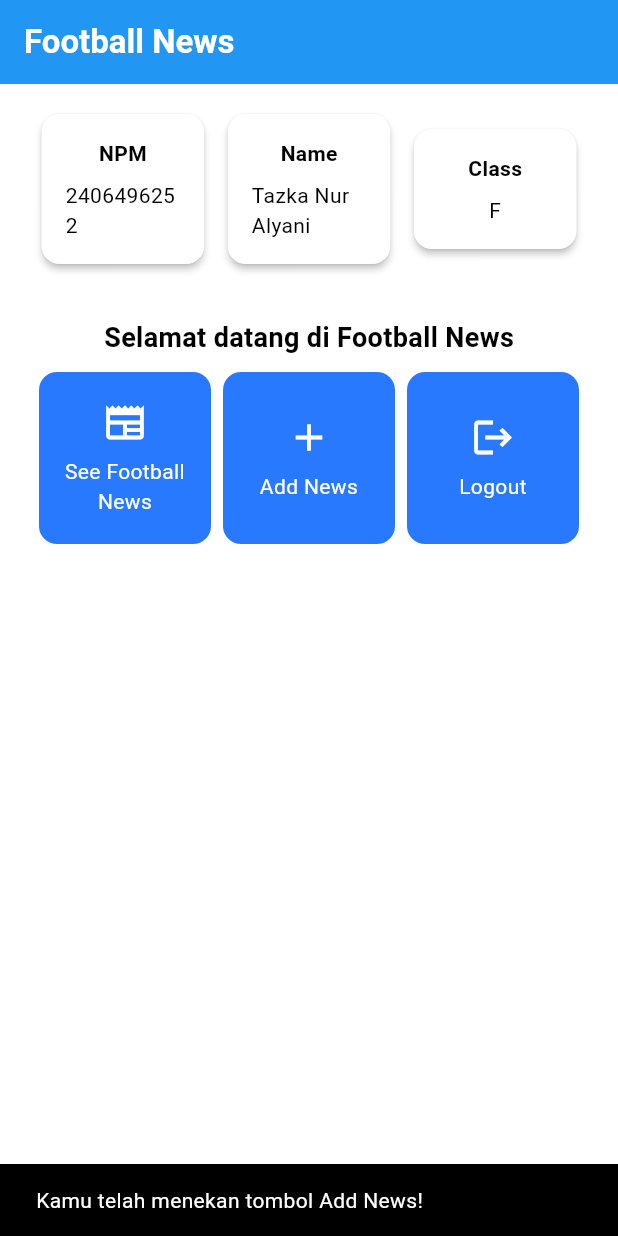
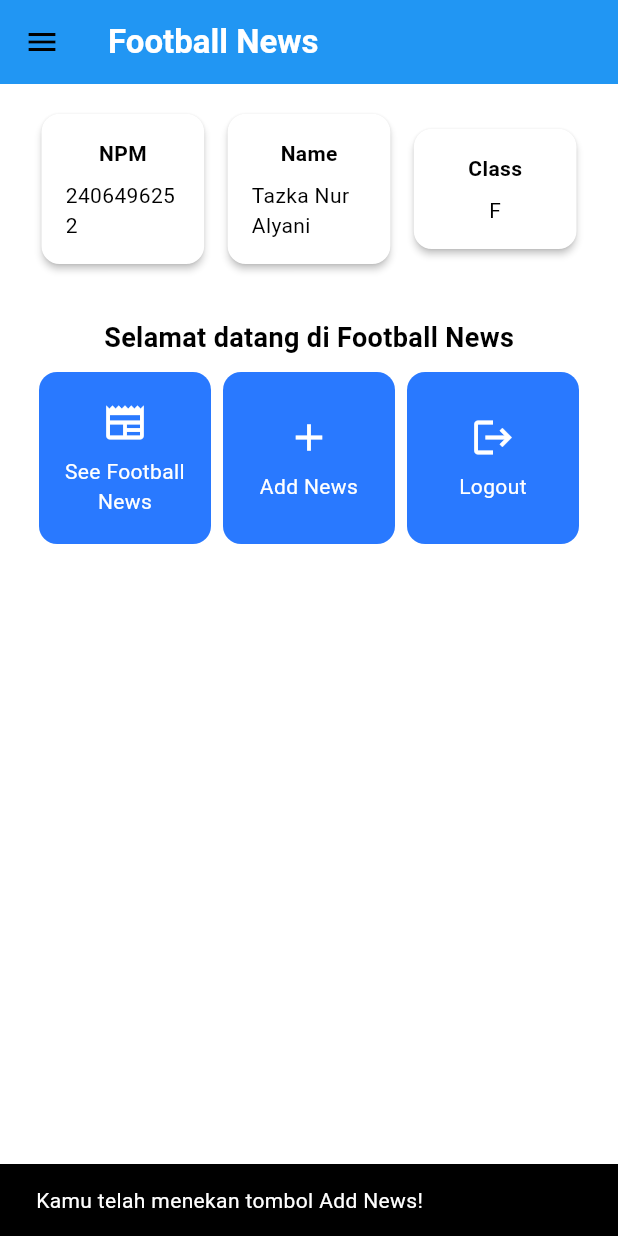
Before and after one commit to tazkiaalyani/football-news-mobile, a Flutter app: the screen it shows after launch, after a tap on "Add News", on a phone screen of 412 x 824 dp. Run offline on Flutter 3.47's test engine with Material 3 defaults, Android fonts, the phone set to English and light mode, and no system bars.

Commit message:
Tutorial 7 selesai

```diff
--- a/lib/main.dart
+++ b/lib/main.dart
@@ -1,5 +1,5 @@
 import 'package:flutter/material.dart';
-import 'package:football_news/menu.dart';
+import 'package:football_news/screens/menu.dart';
 
 void main() {
   runApp(const MyApp());
--- a/lib/menu.dart
+++ b/lib/screens/menu.dart
@@ -1,4 +1,6 @@
 import 'package:flutter/material.dart';
+import 'package:football_news/widgets/left_drawer.dart';
+import 'package:football_news/widgets/news_card.dart';
 
 class ItemHomepage {
   final String name;
@@ -37,49 +39,7 @@ class InfoCard extends StatelessWidget {
   }
 }
 
-class ItemCard extends StatelessWidget {
-  final ItemHomepage item;
 
-  const ItemCard(this.item, {super.key});
-
-  @override
-  Widget build(BuildContext context) {
-    return Material(
-      color: Theme.of(context).colorScheme.secondary,
-      borderRadius: BorderRadius.circular(12),
-      child: InkWell(
-        onTap: () {
-          ScaffoldMessenger.of(context)
-            ..hideCurrentSnackBar()
-            ..showSnackBar(
-              SnackBar(content: Text("Kamu telah menekan tombol ${item.name}!")),
-            );
-        },
-        child: Container(
-          padding: const EdgeInsets.all(8),
-          child: Center(
-            child: Column(
-              mainAxisAlignment: MainAxisAlignment.center,
-              children: [
-                Icon(
-                  item.icon,
-                  color: Colors.white,
-                  size: 30.0,
-                ),
-                const SizedBox(height: 8.0),
-                Text(
-                  item.name,
-                  textAlign: TextAlign.center,
-                  style: const TextStyle(color: Colors.white),
-                ),
-              ],
-            ),
-          ),
-        ),
-      ),
-    );
-  }
-}
 
 class MyHomePage extends StatelessWidget {
   MyHomePage({super.key});
@@ -100,6 +60,7 @@ class MyHomePage extends StatelessWidget {
   Widget build(BuildContext context) {
     return Scaffold(
       appBar: AppBar(
+        // Judul aplikasi "Football News" dengan teks putih dan tebal.
         title: const Text(
           'Football News',
           style: TextStyle(
@@ -107,8 +68,10 @@ class MyHomePage extends StatelessWidget {
             fontWeight: FontWeight.bold,
           ),
         ),
+        // Warna latar belakang AppBar diambil dari skema warna tema aplikasi.
         backgroundColor: Theme.of(context).colorScheme.primary,
       ),
+      drawer: LeftDrawer(),
 
 
       body: Padding(
--- /dev/null
+++ b/lib/widgets/left_drawer.dart
@@ -0,0 +1,75 @@
+import 'package:flutter/material.dart';
+import 'package:football_news/screens/menu.dart';
+import 'package:football_news/screens/newslist_form.dart';
+
+// TODO: Impor halaman NewsFormPage jika sudah dibuat
+
+class LeftDrawer extends StatelessWidget {
+  const LeftDrawer({super.key});
+
+  @override
+  Widget build(BuildContext context) {
+    return Drawer(
+      child: ListView(
+        children: [
+          const DrawerHeader(
+            // TODO: Bagian drawer header
+      decoration: BoxDecoration(
+      color: Colors.blue,
+      ),
+      child: Column(
+        children: [
+          Text(
+            'Football News',
+            textAlign: TextAlign.center,
+            style: TextStyle(
+              fontSize: 30,
+              fontWeight: FontWeight.bold,
+              color: Colors.white,
+            ),
+          ),
+          Padding(padding: EdgeInsets.all(10)),
+          Text("Seluruh berita sepak bola terkini di sini!",
+            textAlign: TextAlign.center,
+            style: TextStyle(
+              fontSize: 30,
+              fontWeight: FontWeight.bold,
+              color: Colors.white,
+            ),
+          ),
+        ],
+      ),
+          ),
+          ListTile(
+            leading: const Icon(Icons.home_outlined),
+            title: const Text('Home'),
+            // Bagian redirection ke MyHomePage
+            onTap: () {
+              Navigator.pushReplacement(
+                  context,
+                  MaterialPageRoute(
+                    builder: (context) => MyHomePage(),
+                  ));
+            },
+          ),
+          ListTile(
+            leading: const Icon(Icons.post_add),
+            title: const Text('Add News'),
+            // Bagian redirection ke NewsFormPage
+            onTap: () {
+              Navigator.push(
+                context,
+                MaterialPageRoute(builder: (context) => const NewsFormPage()),
+              );
+              /*
+    setelah halaman NewsFormPage sudah dibuat.
+    */
+            },
+          ),
+// TODO: Buat ListTile baru untuk ke halaman melihat news
+          // TODO: Bagian routing
+        ],
+      ),
+    );
+  }
+}
--- /dev/null
+++ b/lib/widgets/news_card.dart
@@ -0,0 +1,51 @@
+import 'package:flutter/material.dart';
+import 'package:football_news/screens/newslist_form.dart';
+import 'package:football_news/screens/menu.dart';
+
+class ItemCard extends StatelessWidget {
+  final ItemHomepage item;
+
+  const ItemCard(this.item, {super.key});
+
+  @override
+  Widget build(BuildContext context) {
+    return Material(
+      color: Theme.of(context).colorScheme.secondary,
+      borderRadius: BorderRadius.circular(12),
+      child: InkWell(
+        onTap: () {
+          ScaffoldMessenger.of(context)
+            ..hideCurrentSnackBar()
+            ..showSnackBar(
+              SnackBar(content: Text("Kamu telah menekan tombol ${item.name}!")),
+            );
+          if (item.name == "Tambah Berita") {
+            // TODO: Gunakan Navigator.push untuk melakukan navigasi ke MaterialPageRoute yang mencakup NewsFormPage.
+          }
+        },
+
+        child: Container(
+          padding: const EdgeInsets.all(8),
+          child: Center(
+            child: Column(
+              mainAxisAlignment: MainAxisAlignment.center,
+              children: [
+                Icon(
+                  item.icon,
+                  color: Colors.white,
+                  size: 30.0,
+                ),
+                const SizedBox(height: 8.0),
+                Text(
+                  item.name,
+                  textAlign: TextAlign.center,
+                  style: const TextStyle(color: Colors.white),
+                ),
+              ],
+            ),
+          ),
+        ),
+      ),
+    );
+  }
+}
```
Also changed, not shown: lib/screens/newslist_form.dart (added, +212 -0 lines).
